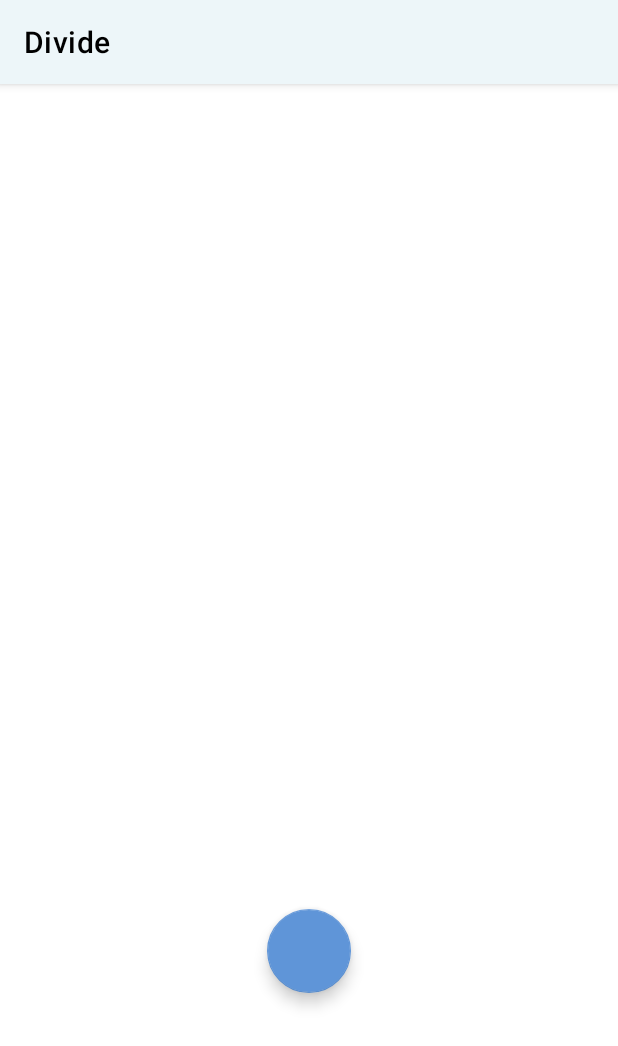
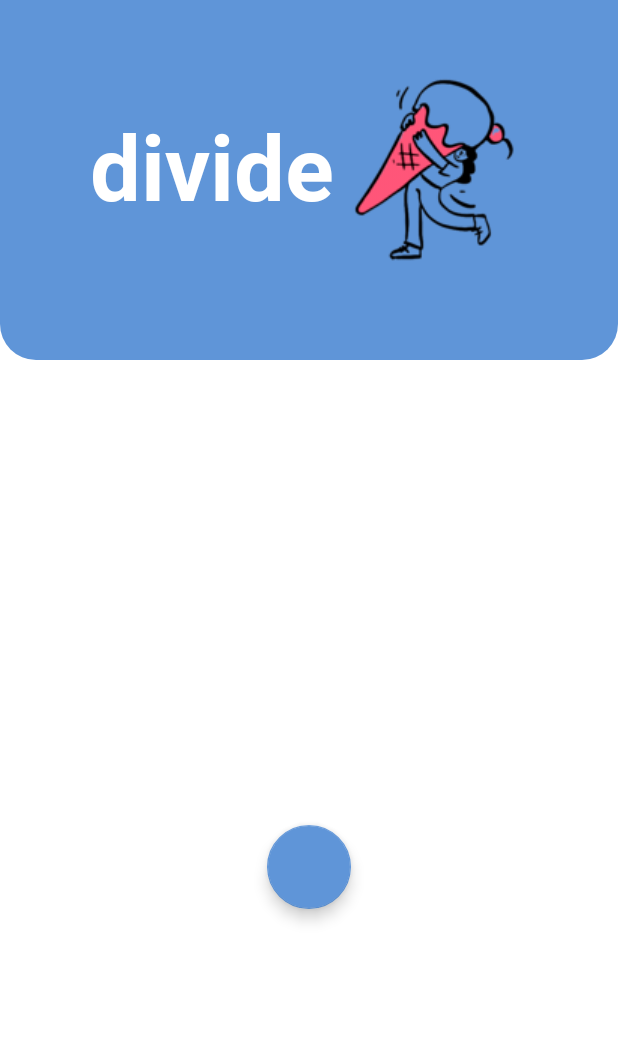
Before and after one commit to Yixingqie/Divide, an Android app: the screen it shows after launch (HistoryPage), on a phone screen of 412 x 824 dp. Shown: the top 1046 px of the screen. Run offline under Robolectric (Android 15) with nearby library versions, the phone set to English and light mode, and no system bars.

Commit message:
Added homepage header and removed action bar from homepage

```diff
--- /dev/null
+++ b/app/src/main/res/drawable/home_header_background.xml
@@ -0,0 +1,11 @@
+<?xml version="1.0" encoding="utf-8"?>
+<shape xmlns:android="http://schemas.android.com/apk/res/android">
+
+    <solid
+        android:color="@color/darkBlue"/>
+
+    <corners
+        android:bottomLeftRadius="@dimen/button_radius"
+        android:bottomRightRadius="@dimen/button_radius"/>
+
+</shape>
--- a/app/src/main/res/layout/activity_history_page.xml
+++ b/app/src/main/res/layout/activity_history_page.xml
@@ -2,6 +2,29 @@
 <RelativeLayout xmlns:android="http://schemas.android.com/apk/res/android"
     android:layout_width="match_parent"
     android:layout_height="match_parent">
+
+    <TextView
+        android:id="@+id/homeHeader"
+        style="@style/AppTitle.Text"
+        android:layout_width="match_parent"
+        android:layout_height="240dp"
+        android:layout_centerHorizontal="true"
+        android:layout_gravity="center"
+        android:background="@drawable/home_header_background"
+        android:inputType="textMultiLine"
+        android:paddingLeft="60dp"
+        android:paddingTop="70dp"
+        android:paddingRight="10dp"
+        android:text="divide" />
+
+    <ImageView
+        android:id="@+id/personIcecream"
+        android:layout_width="wrap_content"
+        android:layout_height="wrap_content"
+        android:layout_marginLeft="200dp"
+        android:layout_marginTop="45dp"
+        android:contentDescription="@string/person_shape"
+        android:src="@drawable/person_icecream" />
 
     <ListView
         android:id="@+id/list"
--- a/app/src/main/res/values-night/themes.xml
+++ b/app/src/main/res/values-night/themes.xml
@@ -1,6 +1,6 @@
 <resources xmlns:tools="http://schemas.android.com/tools">
     <!-- Base application theme. -->
-    <style name="Theme.BillSplit" parent="Theme.MaterialComponents.DayNight.DarkActionBar">
+    <style name="Theme.BillSplit" parent="Theme.MaterialComponents.DayNight.NoActionBar">
         <!-- Primary brand color. -->
         <item name="colorPrimary">@color/darkBlue</item>
         <item name="colorPrimaryVariant">@color/darkBlue</item>
@@ -12,7 +12,7 @@
         <!-- Status bar color. -->
         <item name="android:statusBarColor" tools:targetApi="l">?attr/colorPrimaryVariant</item>
         <!-- Customize your theme here. -->
-        <item name="actionBarTheme">@style/ThemeOverlay.Actionbar</item>
+<!--        <item name="actionBarTheme">@style/AppTheme.NoActionBar</item>-->
     </style>
 
     <style name="AppTheme" parent="Theme.MaterialComponents.DayNight.DarkActionBar">
@@ -22,6 +22,11 @@
         <item name="android:textColorPrimary">@color/black</item>
     </style>
 
+    <style name="Theme.BillSplit.NoActionBar">
+        <item name="windowActionBar">false</item>
+        <item name="windowNoTitle">true</item>
+    </style>
+
     <style name="ThemeOverlay.BillSplit.FullscreenContainer" parent="">
         <item name="fullscreenBackgroundColor">@color/light_blue_900</item>
         <item name="fullscreenTextColor">@color/light_blue_A400</item>
--- a/app/src/main/res/values/styles.xml
+++ b/app/src/main/res/values/styles.xml
@@ -8,6 +8,16 @@
         <item name="android:layout_width">fill_parent</item>
         <item name="android:layout_height">wrap_content</item>
         <item name="android:textColor">#FFFFFF</item>
+    </style>
+
+    <style name="AppTitle.Text" parent="@android:style/TextAppearance.Medium">
+        <item name="fontFamily">@font/roboto_bold</item>
+        <item name="android:textAllCaps">false</item>
+        <item name="android:layout_centerHorizontal">true</item>
+        <item name="android:layout_width">fill_parent</item>
+        <item name="android:layout_height">wrap_content</item>
+        <item name="android:textColor">#FFFFFF</item>
+        <item name="android:textSize">60dp</item>
     </style>
 
     <style name="Header.Text" parent="@android:style/TextAppearance.Medium">
--- a/app/src/main/res/values/themes.xml
+++ b/app/src/main/res/values/themes.xml
@@ -1,9 +1,9 @@
 <resources xmlns:tools="http://schemas.android.com/tools">
     <!-- Base application theme. -->
-    <style name="Theme.BillSplit" parent="Theme.MaterialComponents.DayNight.DarkActionBar">
+    <style name="Theme.BillSplit" parent="Theme.MaterialComponents.DayNight.NoActionBar">
         <!-- Primary brand color. -->
-        <item name="colorPrimary">@color/lightBlue</item>
-        <item name="colorPrimaryVariant">@color/lightBlue</item>
+        <item name="colorPrimary">@color/darkBlue</item>
+        <item name="colorPrimaryVariant">@color/darkBlue</item>
         <item name="colorOnPrimary">@color/black</item>
         <!-- Secondary brand color. -->
         <item name="colorSecondary">@color/darkBlue</item>
```
Also changed, not shown: app/src/main/res/drawable/person_icecream.png (added).
